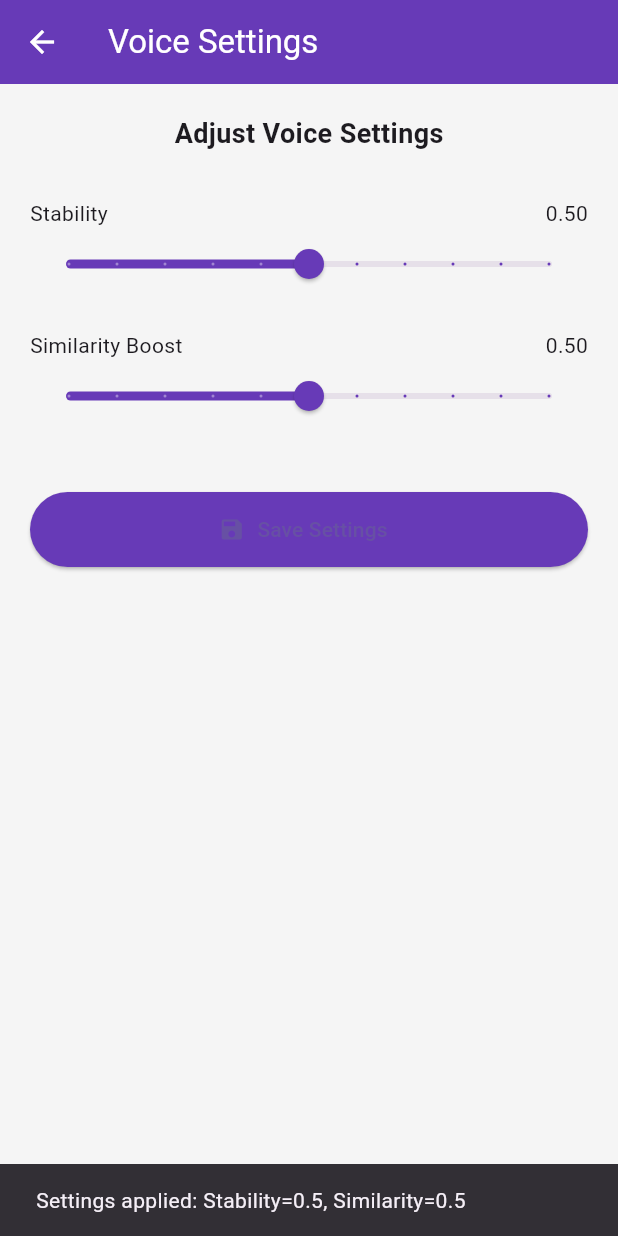
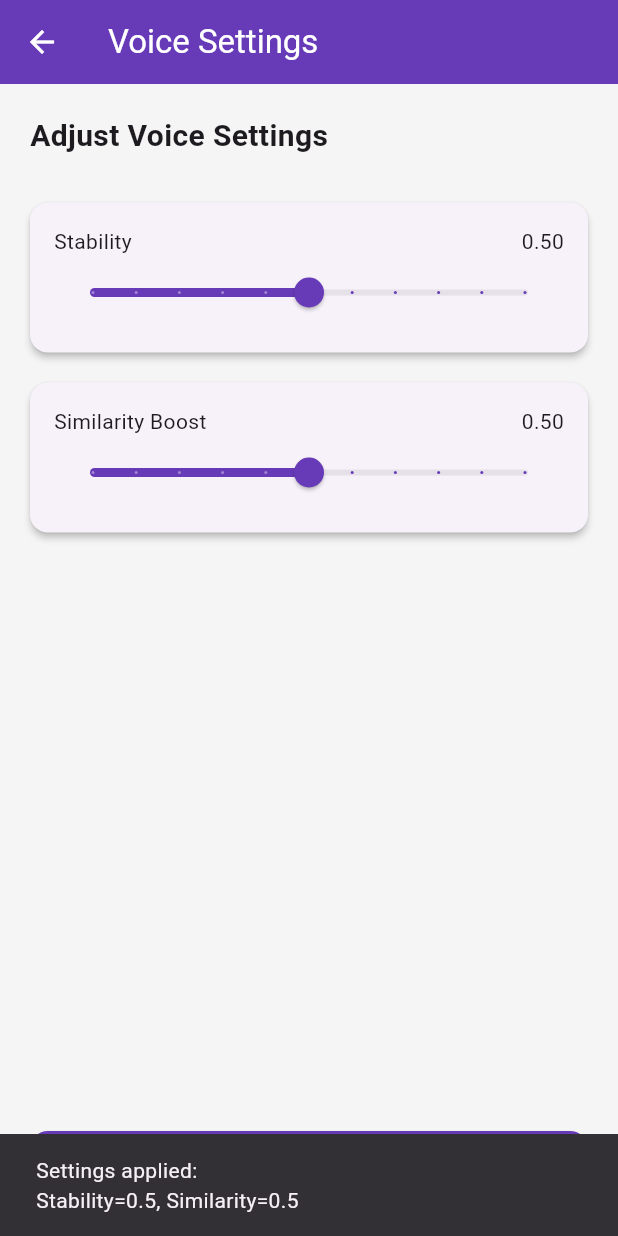
Before and after one commit to muhammadhassanmahar/TTS-App, a Flutter app: the SettingsScreen screen opened by its route, after a tap on "Save Settings", on a phone screen of 412 x 824 dp. Run offline on Flutter 3.47's test engine with Material 3 defaults, Android fonts, the phone set to English and light mode, and no system bars; our stand-ins replace audioplayers.

Commit message:
Update: <yaha short note likho>

```diff
--- a/lib/screens/settings_screen.dart
+++ b/lib/screens/settings_screen.dart
@@ -18,14 +18,25 @@ class _SettingsScreenState extends State<SettingsScreen> {
       body: Padding(
         padding: const EdgeInsets.all(20),
         child: Column(
+          crossAxisAlignment: CrossAxisAlignment.start,
           children: [
             const Text(
               "Adjust Voice Settings",
-              style: TextStyle(fontSize: 18, fontWeight: FontWeight.bold),
+              style: TextStyle(fontSize: 20, fontWeight: FontWeight.bold),
             ),
-            const SizedBox(height: 30),
+            const SizedBox(height: 20),
 
-            // Stability slider
+            // Stability
+            Card(
+              elevation: 2,
+              margin: const EdgeInsets.symmetric(vertical: 10),
+              shape: RoundedRectangleBorder(
+                borderRadius: BorderRadius.circular(12),
+              ),
+              child: Padding(
+                padding: const EdgeInsets.all(16),
+                child: Column(
+                  children: [
                     Row(
                       mainAxisAlignment: MainAxisAlignment.spaceBetween,
                       children: [
@@ -41,10 +52,22 @@ class _SettingsScreenState extends State<SettingsScreen> {
                       divisions: 10,
                       activeColor: Colors.deepPurple,
                     ),
+                  ],
+                ),
+              ),
+            ),
 
-            const SizedBox(height: 20),
-
-            // Similarity slider
+            // Similarity
+            Card(
+              elevation: 2,
+              margin: const EdgeInsets.symmetric(vertical: 10),
+              shape: RoundedRectangleBorder(
+                borderRadius: BorderRadius.circular(12),
+              ),
+              child: Padding(
+                padding: const EdgeInsets.all(16),
+                child: Column(
+                  children: [
                     Row(
                       mainAxisAlignment: MainAxisAlignment.spaceBetween,
                       children: [
@@ -60,15 +83,23 @@ class _SettingsScreenState extends State<SettingsScreen> {
                       divisions: 10,
                       activeColor: Colors.deepPurple,
                     ),
+                  ],
+                ),
+              ),
+            ),
 
-            const SizedBox(height: 40),
+            const Spacer(),
 
-            ElevatedButton.icon(
+            // Save button
+            SizedBox(
+              width: double.infinity,
+              child: ElevatedButton.icon(
                 onPressed: () {
                   ScaffoldMessenger.of(context).showSnackBar(
                     SnackBar(
                       content: Text(
-                        "Settings applied: Stability=$stability, Similarity=$similarity"),
+                        "Settings applied:\nStability=$stability, Similarity=$similarity",
+                      ),
                     ),
                   );
                 },
@@ -77,8 +108,12 @@ class _SettingsScreenState extends State<SettingsScreen> {
                 style: ElevatedButton.styleFrom(
                   backgroundColor: Colors.deepPurple,
                   minimumSize: const Size(double.infinity, 50),
+                  shape: RoundedRectangleBorder(
+                    borderRadius: BorderRadius.circular(12),
                   ),
-            )
+                ),
+              ),
+            ),
           ],
         ),
       ),
```
Lines whose indentation alone changed are shown as unchanged.
